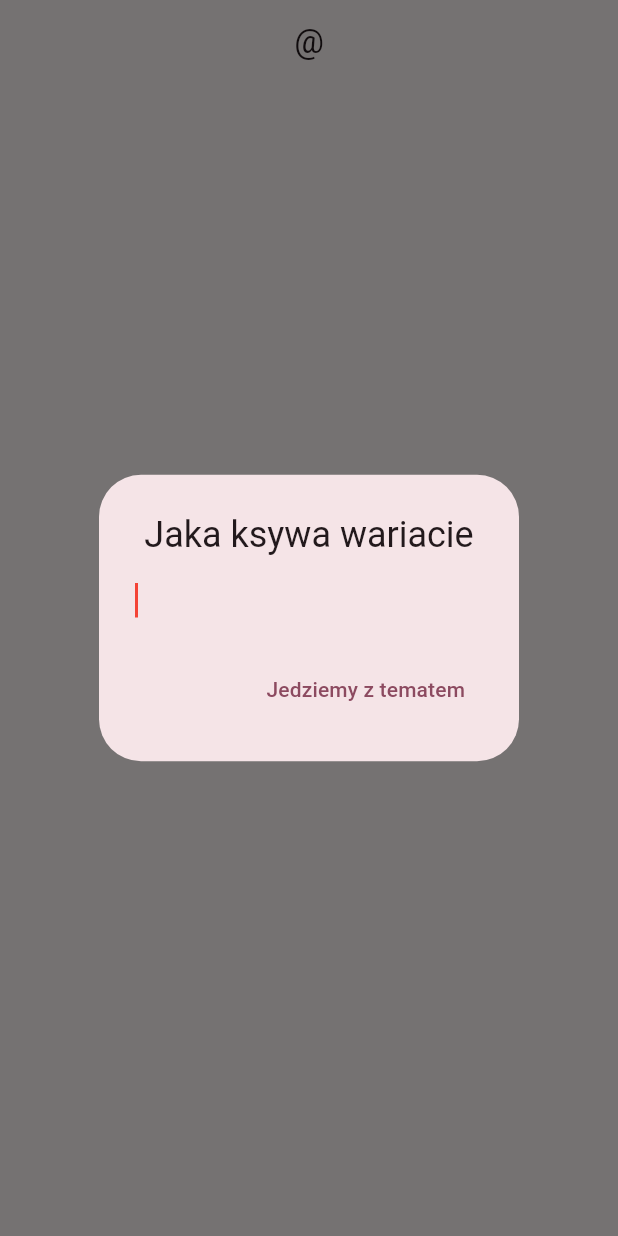
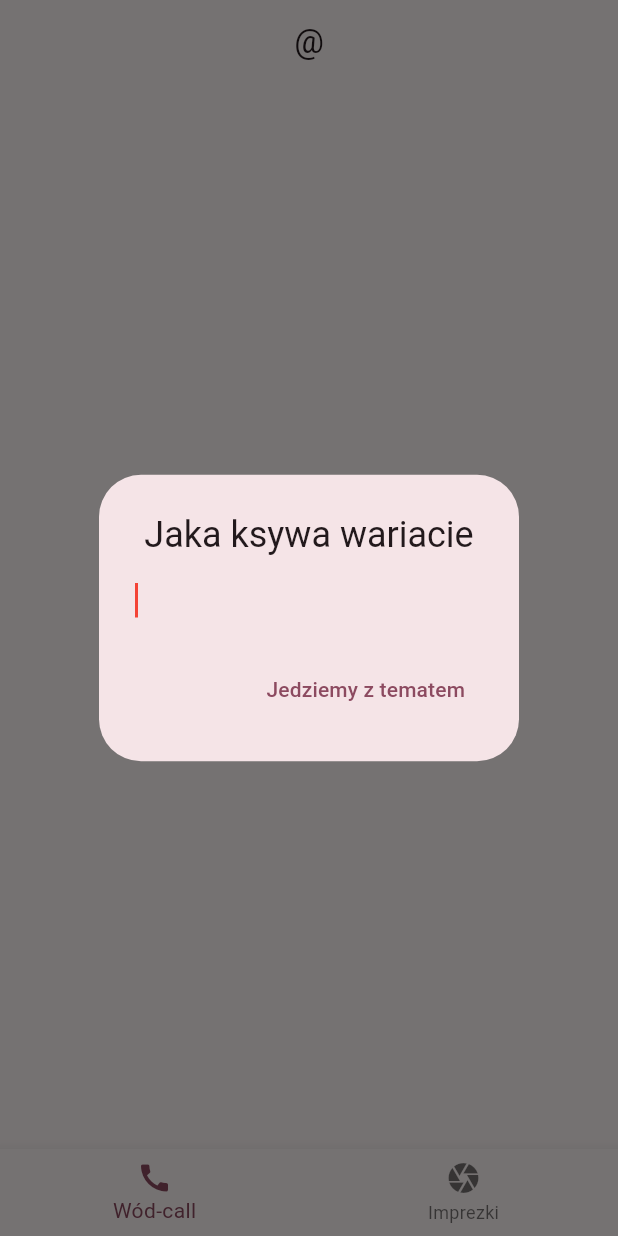
Before and after one commit to PiotrKlis/shot_call, a Flutter app: the screen it shows after launch, on a phone screen of 412 x 824 dp. Run offline on Flutter 3.47's test engine with Material 3 defaults, Android fonts, the phone set to English and light mode, and no system bars; our stand-ins replace cloud_firestore, firebase_core, shared_preferences; accounts and stored records are empty.

```diff
--- /dev/null
+++ b/lib/bottom_bar.dart
@@ -0,0 +1,48 @@
+import 'package:flutter/material.dart';
+import 'package:shot_call/home_screen.dart';
+import 'package:shot_call/parties_screen.dart';
+
+class BasicBottomNavBar extends StatefulWidget {
+  const BasicBottomNavBar({super.key});
+
+  @override
+  State<BasicBottomNavBar> createState() => _BasicBottomNavBarState();
+}
+
+class _BasicBottomNavBarState extends State<BasicBottomNavBar> {
+  int _selectedIndex = 0;
+
+  static const List<Widget> _pages = <Widget>[
+    HomeScreen(),
+    PartiesScreen(),
+  ];
+
+  void _onItemTapped(int index) {
+    setState(() {
+      _selectedIndex = index;
+    });
+  }
+
+  @override
+  Widget build(BuildContext context) {
+    return Scaffold(
+      body: Center(
+        child: _pages.elementAt(_selectedIndex),
+      ),
+      bottomNavigationBar: BottomNavigationBar(
+        items: const <BottomNavigationBarItem>[
+          BottomNavigationBarItem(
+            icon: Icon(Icons.call),
+            label: 'Wód-call',
+          ),
+          BottomNavigationBarItem(
+            icon: Icon(Icons.camera),
+            label: 'Imprezki',
+          ),
+        ],
+        currentIndex: _selectedIndex,
+        onTap: _onItemTapped,
+      ),
+    );
+  }
+}
--- a/lib/main.dart
+++ b/lib/main.dart
@@ -1,8 +1,12 @@
+import 'package:firebase_core/firebase_core.dart';
 import 'package:flutter/material.dart';
+import 'package:shot_call/bottom_bar.dart';
 import 'package:shot_call/home_screen.dart';
 import 'package:shot_call/shared_prefs.dart';
 
-void main() {
+Future<void> main() async {
+  WidgetsFlutterBinding.ensureInitialized();
+  await Firebase.initializeApp();
   runApp(const MyApp());
 }
 
@@ -21,7 +25,7 @@ class MyApp extends StatelessWidget {
         future: SharedPrefs().init(),
         builder: (context, snapshot) {
           if (snapshot.connectionState == ConnectionState.done) {
-            return const HomeScreen();
+            return const BasicBottomNavBar();
           } else {
             return Container();
           }
--- a/pubspec.yaml
+++ b/pubspec.yaml
@@ -4,12 +4,15 @@ publish_to: 'none' # Remove this line if you wish to publish to pub.dev
 version: 1.0.0+1
 environment:
   sdk: '>=3.3.1 <4.0.0'
+  flutter: ^3.19.3
 
 dependencies:
   flutter:
     sdk: flutter
   cupertino_icons: ^1.0.6
   shared_preferences: ^2.2.3
+  cloud_firestore: ^4.16.1
+  firebase_core: ^2.29.0
 
 dev_dependencies:
   flutter_test:
```
Also changed, not shown: lib/home_screen.dart (+12 -5 lines), lib/parties_screen.dart (added, +14 -0 lines), firebase.json (added), lib/firebase_options.dart (added), pubspec.lock, 5 other files.
